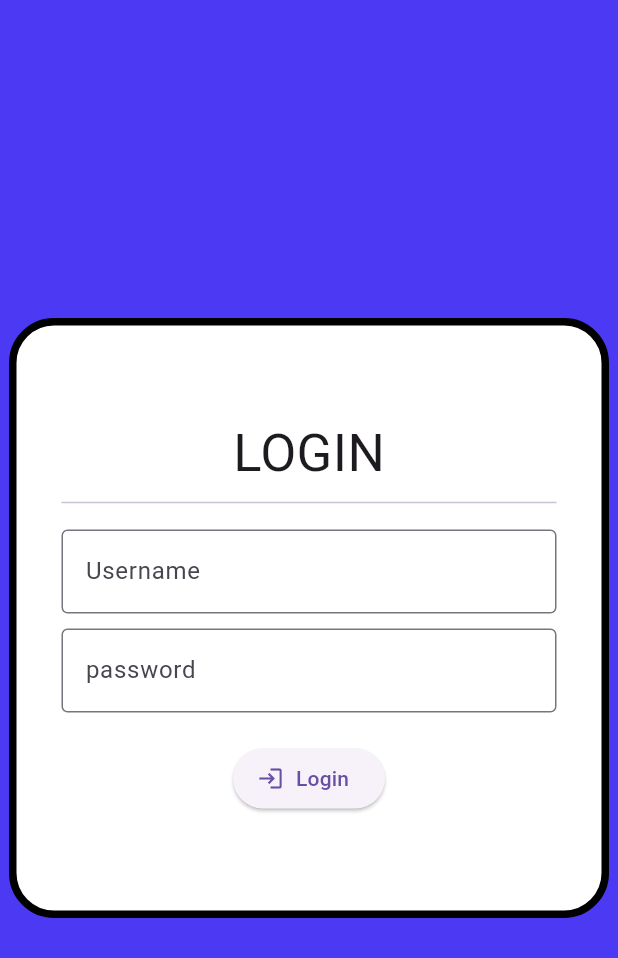
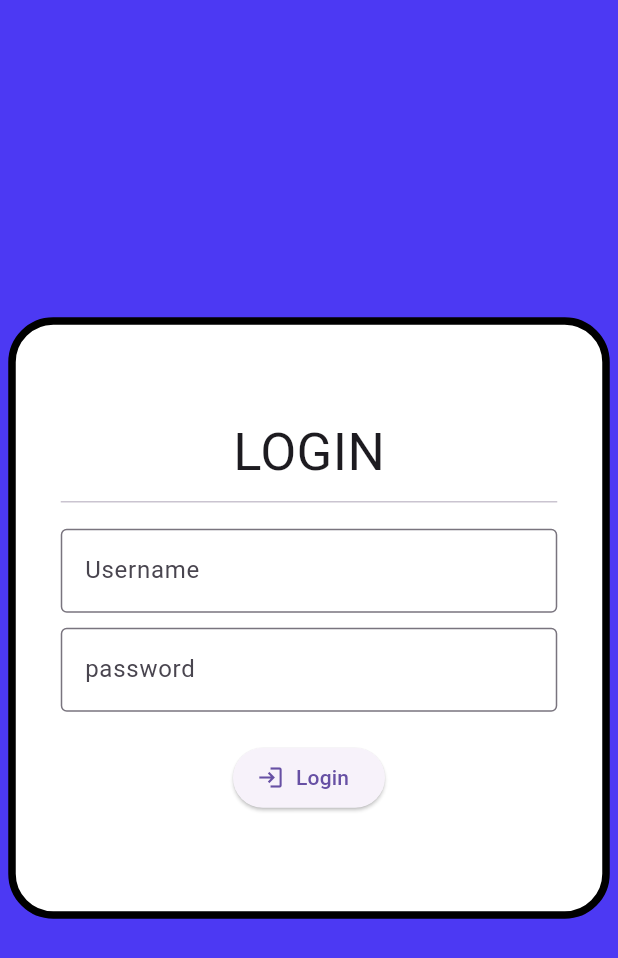
Before and after one commit to adhilmuhammedd/Flutter-Login-Page, a Flutter app: the screen it shows after launch, on a phone screen of 412 x 824 dp. Shown: the top 958 px of the screen. Run offline on Flutter 3.47's test engine with Material 3 defaults, Android fonts, the phone set to English and light mode, and no system bars.

Commit message:
Update login.dart

```diff
--- a/login/lib/login.dart
+++ b/login/lib/login.dart
@@ -12,8 +12,8 @@ class MyLogin extends StatelessWidget {
       backgroundColor: const Color.fromARGB(255, 76, 57, 243),
       body: Center(
         child: Container(
-          height: 400,
-          width: 400,
+          height: 401,
+          width: 401,
           decoration: BoxDecoration(borderRadius: const BorderRadius.all(Radius.circular(30)),
             color: Colors.white,
             border: Border.all(
```
